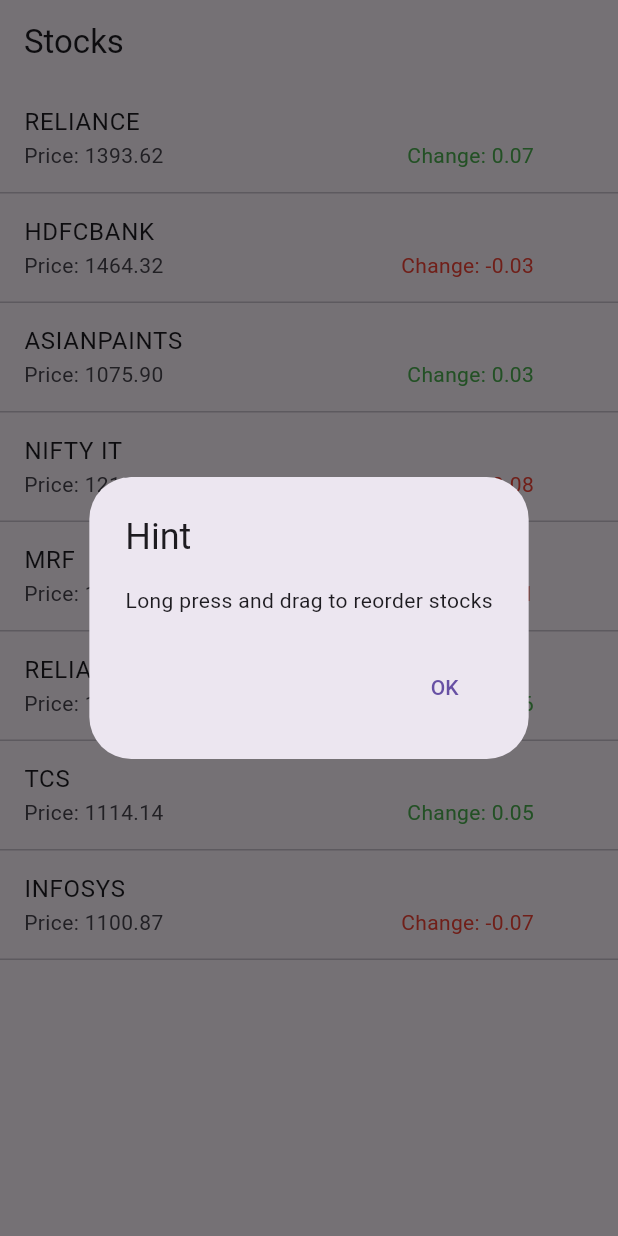
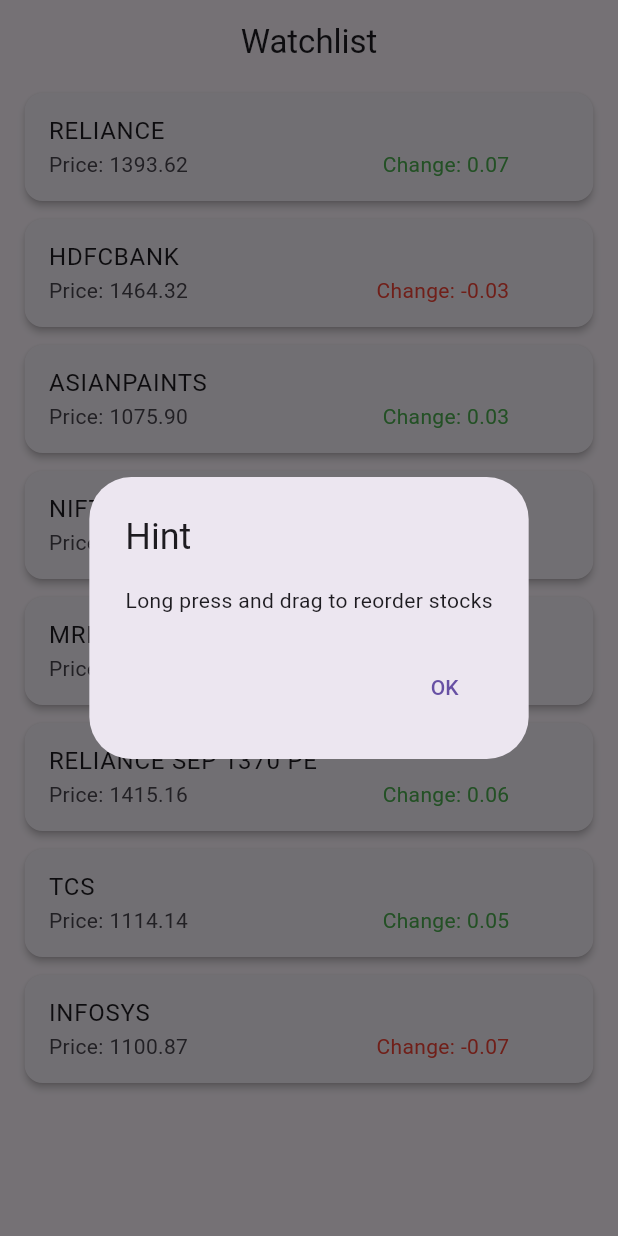
Before and after one commit to Gourav0967/flutter-watchlist-bloc, a Flutter app: the screen it shows after launch, on a phone screen of 412 x 824 dp. Run offline on Flutter 3.47's test engine with Material 3 defaults, Android fonts, the phone set to English and light mode, and no system bars; our stand-ins replace bloc, equatable, flutter_bloc.

Commit message:
UI changes

```diff
--- a/lib/ui/screens/stock_list_screen.dart
+++ b/lib/ui/screens/stock_list_screen.dart
@@ -27,10 +27,6 @@
 
   @override
   Widget build(BuildContext context) {
-    final ColorScheme colorScheme = Theme.of(context).colorScheme;
-    final Color oddItemColor = colorScheme.secondary.withValues(alpha: 0.05);
-    final Color evenItemColor = colorScheme.secondary.withValues(alpha: 0.15);
-    final Color draggableItemColor = Colors.blue[100] ?? Colors.blue;
 
     Widget proxyDecorator(
       Widget child,
@@ -42,22 +38,17 @@
         builder: (BuildContext context, Widget? child) {
           final double animValue = Curves.easeInOut.transform(animation.value);
           final double elevation = lerpDouble(0, 6, animValue)!;
-          return Padding(
-            padding: const EdgeInsets.all(8.0),
-            child: Material(
+          return  Material(
               elevation: elevation,
-              color: draggableItemColor,
-              shadowColor: draggableItemColor,
               child: child,
-            ),
-          );
+            );
         },
         child: child,
       );
     }
 
     return Scaffold(
-      appBar: AppBar(title: const Text('Stocks')),
+      appBar: AppBar(title: const Text('Watchlist'),centerTitle: true,),
       body: BlocBuilder<StocksBloc, StocksState>(
         builder: (context, state) {
           if (state is StocksFetched) {
@@ -78,13 +69,7 @@
               itemBuilder: (context, index) {
                 final stock = state.stocks[index];
 
-                return Column(
-                  key: ValueKey(stock.id),
-                  children: [
-                    StockListTile(name: stock.name, price: stock.price.toStringAsFixed(2), change: stock.change),
-                    Divider(height: 1),
-                  ],
-                );
+                return StockListTile(name: stock.name, price: stock.price.toStringAsFixed(2), change: stock.change,key: ValueKey(stock.id),);
               },
             );
           } else if (state is StocksLoading) {
--- a/lib/ui/widgets/stock_list_tile.dart
+++ b/lib/ui/widgets/stock_list_tile.dart
@@ -10,7 +10,18 @@
 
   @override
   Widget build(BuildContext context) {
-    return  ListTile(
+    final width = MediaQuery.of(context).size.width;
+
+    return  Card(
+       elevation: 2,
+      margin: EdgeInsets.symmetric(
+        horizontal: width * 0.04,
+        vertical: 6,
+      ),
+      shape: RoundedRectangleBorder(
+        borderRadius: BorderRadius.circular(12),
+      ),
+      child: ListTile(
         title: Text(name),
         subtitle: Row(
           mainAxisAlignment: MainAxisAlignment.spaceBetween,
@@ -29,6 +40,7 @@
         trailing: BlocBuilder<ReorderStatusCubit,ReorderStatusState>(builder: (context,state){
           return state is StartReoredering ? Icon(Icons.unfold_more):SizedBox.shrink();
         }),
+      ),
     );
   }
 }
```
Lines whose indentation alone changed are shown as unchanged.
